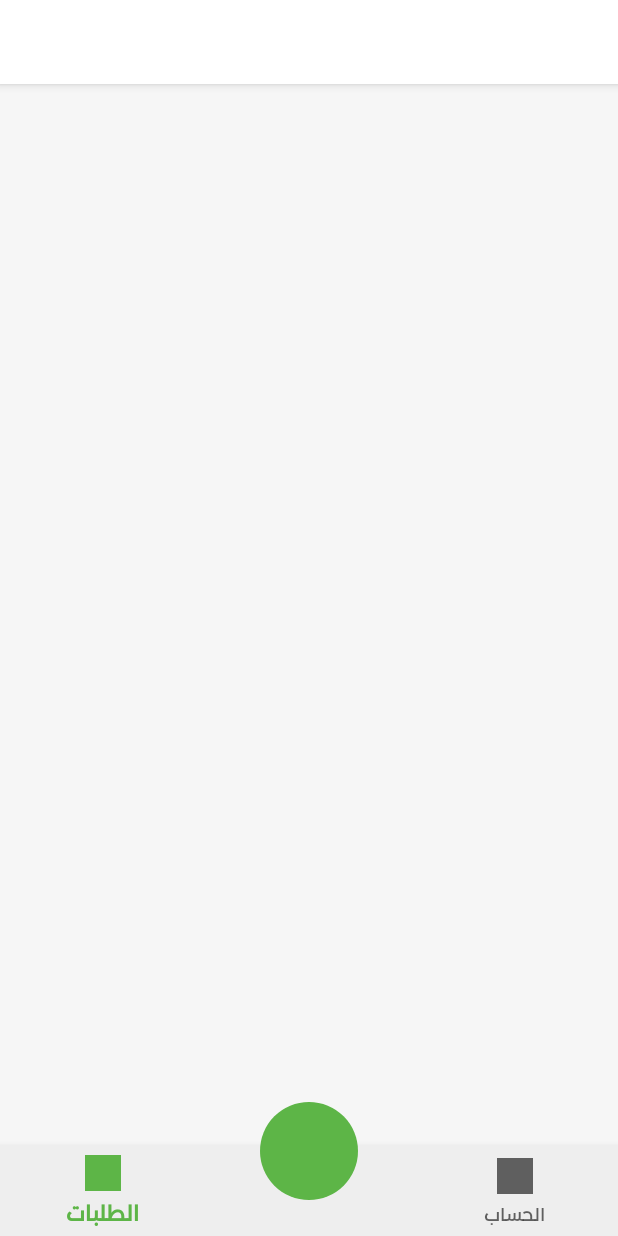
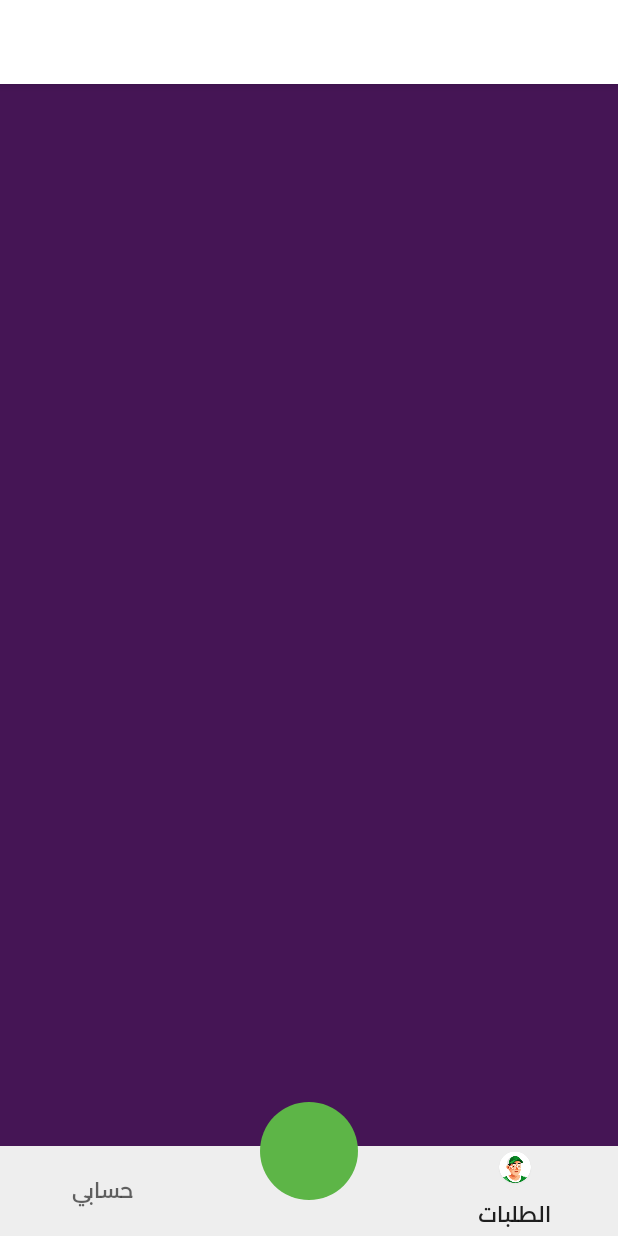
Before and after one commit to ma7modGamel/newMowslean, an Android app: the MainActivity screen opened directly, with no data from a screen before it, on a phone screen of 412 x 824 dp. Run offline under Robolectric (Android 15) with nearby library versions, the phone set to English and light mode, and no system bars; our stand-ins replace CircleImageView, data binding.

Commit message:
changeTablayout-MG

```diff
--- a/app/src/main/java/com/mgh/mwassleen/ui/MainActivity.java
+++ b/app/src/main/java/com/mgh/mwassleen/ui/MainActivity.java
@@ -4,6 +4,12 @@ import android.os.Bundle;
 
 import com.mgh.mwassleen.R;
 import com.mgh.mwassleen.databinding.ActivityMainBinding;
+import com.mgh.mwassleen.ui.mainfragments.notifications.NotificationsFragment;
+import com.mgh.mwassleen.ui.mainfragments.orders.OrdersFragment;
+import com.mgh.mwassleen.ui.mainfragments.profile.ProfileFragment;
+import com.mgh.mwassleen.utils.GlobalPrefrencies;
+import com.mgh.mwassleen.utils.PagerAdaptar;
+import com.mgh.mwassleen.utils.Utils;
 
 import androidx.appcompat.app.AppCompatActivity;
 import androidx.databinding.DataBindingUtil;
@@ -15,6 +21,7 @@ public class MainActivity extends AppCompatActivity {
     ActivityMainBinding activityMainBinding;
 
 
+    GlobalPrefrencies globalPrefrencies;
     @Override
     protected void onCreate(Bundle savedInstanceState) {
         super.onCreate(savedInstanceState);
@@ -22,10 +29,32 @@ public class MainActivity extends AppCompatActivity {
         activityMainBinding= DataBindingUtil.setContentView(this, R.layout.activity_main);
         viewModel= new ViewModelProvider(this).get(MainActivityViewModel.class);
         activityMainBinding.setMainVmodel(viewModel);
+        globalPrefrencies=new GlobalPrefrencies(this);
         activityMainBinding.setLifecycleOwner(this);
+        Utils.setLocale(this,globalPrefrencies.getLanguage());
         setSupportActionBar(activityMainBinding.toolbar);
 
+        initWidget();
+    }
+    PagerAdaptar adaptar;
+    private void initWidget() {
 
+        adaptar = new PagerAdaptar(getSupportFragmentManager());
+        adaptar.addNewFragment(new OrdersFragment());
+        adaptar.addNewFragment(new NotificationsFragment());
+        adaptar.addNewFragment(new ProfileFragment());
+        activityMainBinding.tabLayout.setupWithViewPager(activityMainBinding.viewpager);
+        activityMainBinding.viewpager.setAdapter(adaptar);
+        setUpTabsTopPager();
+
+    }
+    private void setUpTabsTopPager() {
+     activityMainBinding.tabLayout.getTabAt(0).setText("الطلبات");
+        activityMainBinding.tabLayout.getTabAt(0).setIcon(R.drawable.avatar);
+        activityMainBinding.tabLayout.getTabAt(1).setText("");
+        activityMainBinding.tabLayout.getTabAt(2 ).setText("حسابي");
+
+        //tabLayout.setTabTextColors(Color.parseColor("#FFAFAFAF"), Color.parseColor("#000000"));
 
     }
 
--- a/app/src/main/java/com/mgh/mwassleen/ui/SplashActivity.java
+++ b/app/src/main/java/com/mgh/mwassleen/ui/SplashActivity.java
@@ -21,6 +21,8 @@ public class SplashActivity extends AppCompatActivity {
         super.onCreate(savedInstanceState);
         setContentView(R.layout.activity_splash);
         Utils.setLocale(this,"en");
+
+
     }
 
     public void openLogin(View view) {
@@ -37,6 +39,7 @@ public class SplashActivity extends AppCompatActivity {
     }
 
     public void openRegester(View view) {
+
         showFragment(new RegisterFragment());
     }
 }
--- /dev/null
+++ b/app/src/main/java/com/mgh/mwassleen/ui/mainfragments/notifications/NotificationsFragment.java
@@ -0,0 +1,38 @@
+package com.mgh.mwassleen.ui.mainfragments.notifications;
+
+import androidx.lifecycle.ViewModelProviders;
+
+import android.os.Bundle;
+
+import androidx.annotation.NonNull;
+import androidx.annotation.Nullable;
+import androidx.fragment.app.Fragment;
+
+import android.view.LayoutInflater;
+import android.view.View;
+import android.view.ViewGroup;
+
+import com.mgh.mwassleen.R;
+
+public class NotificationsFragment extends Fragment {
+
+    private NotificationsViewModel mViewModel;
+
+    public static NotificationsFragment newInstance() {
+        return new NotificationsFragment();
+    }
+
+    @Override
+    public View onCreateView(@NonNull LayoutInflater inflater, @Nullable ViewGroup container,
+                             @Nullable Bundle savedInstanceState) {
+        return inflater.inflate(R.layout.notifications_fragment, container, false);
+    }
+
+    @Override
+    public void onActivityCreated(@Nullable Bundle savedInstanceState) {
+        super.onActivityCreated(savedInstanceState);
+        mViewModel = ViewModelProviders.of(this).get(NotificationsViewModel.class);
+        // TODO: Use the ViewModel
+    }
+
+}
--- /dev/null
+++ b/app/src/main/java/com/mgh/mwassleen/ui/mainfragments/notifications/NotificationsViewModel.java
@@ -0,0 +1,7 @@
+package com.mgh.mwassleen.ui.mainfragments.notifications;
+
+import androidx.lifecycle.ViewModel;
+
+public class NotificationsViewModel extends ViewModel {
+    // TODO: Implement the ViewModel
+}
--- a/app/src/main/res/layout/activity_main.xml
+++ b/app/src/main/res/layout/activity_main.xml
@@ -35,10 +35,16 @@
             android:layout_marginBottom="60dp"
             android:layout_marginTop="?actionBarSize"
             android:layout_width="match_parent"
-            android:layout_height="match_parent" />
+            android:layout_height="match_parent" >
 
-        <com.google.android.material.bottomnavigation.BottomNavigationView
-            android:id="@+id/bottomReact"
+            <androidx.viewpager.widget.ViewPager
+                android:id="@+id/viewpager"
+                android:layout_width="match_parent"
+                android:layout_height="match_parent"/>
+        </FrameLayout>
+
+        <com.google.android.material.tabs.TabLayout
+            android:id="@+id/tabLayout"
             android:elevation="0dp"
             android:layout_width="match_parent"
             android:layout_height="60dp"
--- a/app/src/main/res/layout/orders_fragment.xml
+++ b/app/src/main/res/layout/orders_fragment.xml
@@ -3,13 +3,14 @@
     xmlns:tools="http://schemas.android.com/tools"
     android:layout_width="match_parent"
     android:layout_height="match_parent"
+    android:background="#451555"
     tools:context=".ui.mainfragments.orders.OrdersFragment">
 
     <LinearLayout
         android:layout_width="match_parent"
         android:layout_height="match_parent"
-        android:background="@color/white"
         android:orientation="vertical">
+<!--        android:background="@color/white"-->
 
         <LinearLayout
             android:layout_width="match_parent"
```
Also changed, not shown: app/src/main/java/com/mgh/mwassleen/ui/controluser/login/LoginFragment.java (+10 -0 lines), app/src/main/res/layout/notifications_fragment.xml (added, +14 -0 lines).
